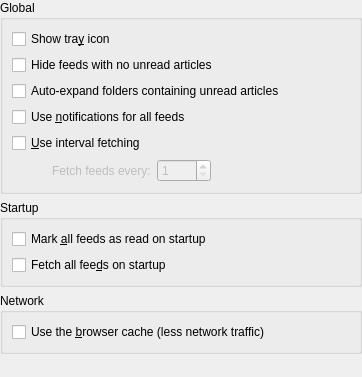
First picture: the form in configuration/ui/settings_general.ui, repository KDE/akregator, before the edit.
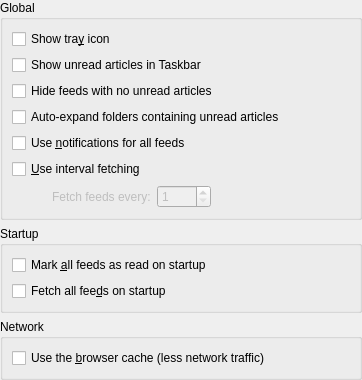
Second picture: the form after the edit. Custom widgets are drawn as their Qt base class.

Commit message:
Fix Bug 408121 - abily to control "unread"-message overlay in tasklist
FIXED-IN: 5.12.0

```diff
--- a/configuration/ui/settings_general.ui
+++ b/configuration/ui/settings_general.ui
@@ -8,7 +8,7 @@
     <x>0</x>
     <y>0</y>
     <width>362</width>
-    <height>377</height>
+    <height>378</height>
    </rect>
   </property>
   <layout class="QVBoxLayout" name="verticalLayout_4" stretch="0,0,0,1">
@@ -37,6 +37,13 @@
         </property>
        </widget>
       </item>
+      <item>
+       <widget class="QCheckBox" name="kcfg_ShowUnreadInTaskbar">
+        <property name="text">
+         <string>Show unread articles in Taskbar</string>
+        </property>
+       </widget>
+      </item>
       <item>
        <widget class="QCheckBox" name="kcfg_HideReadFeeds">
         <property name="text">
```
The commit also changes 2 other files.
